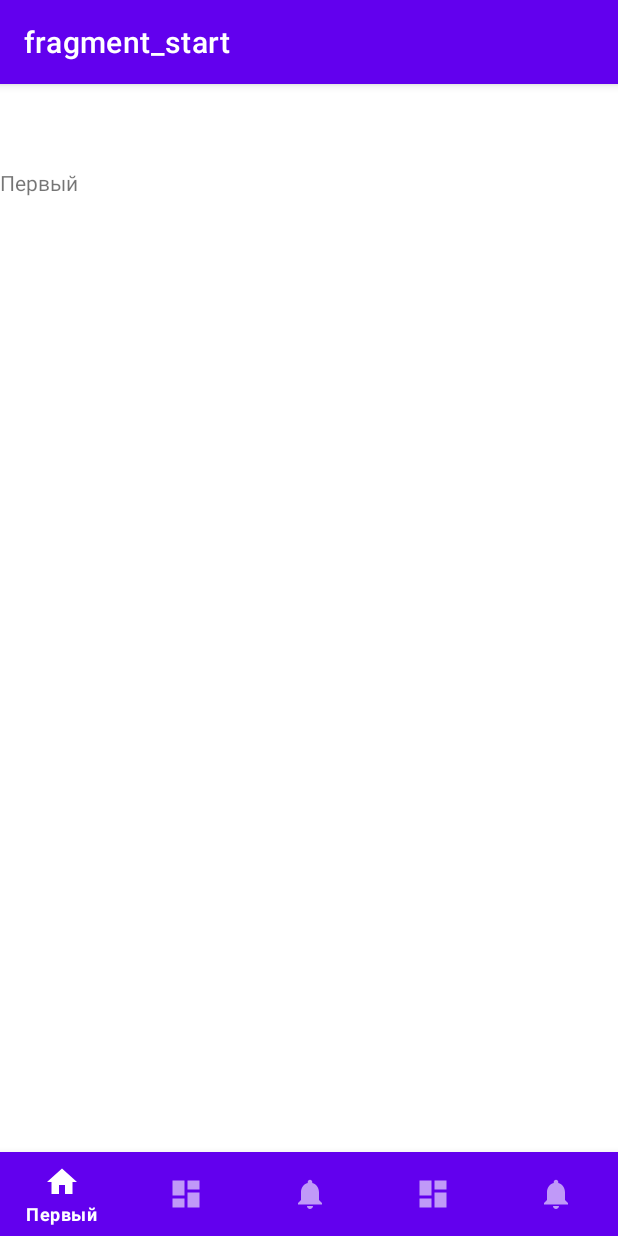
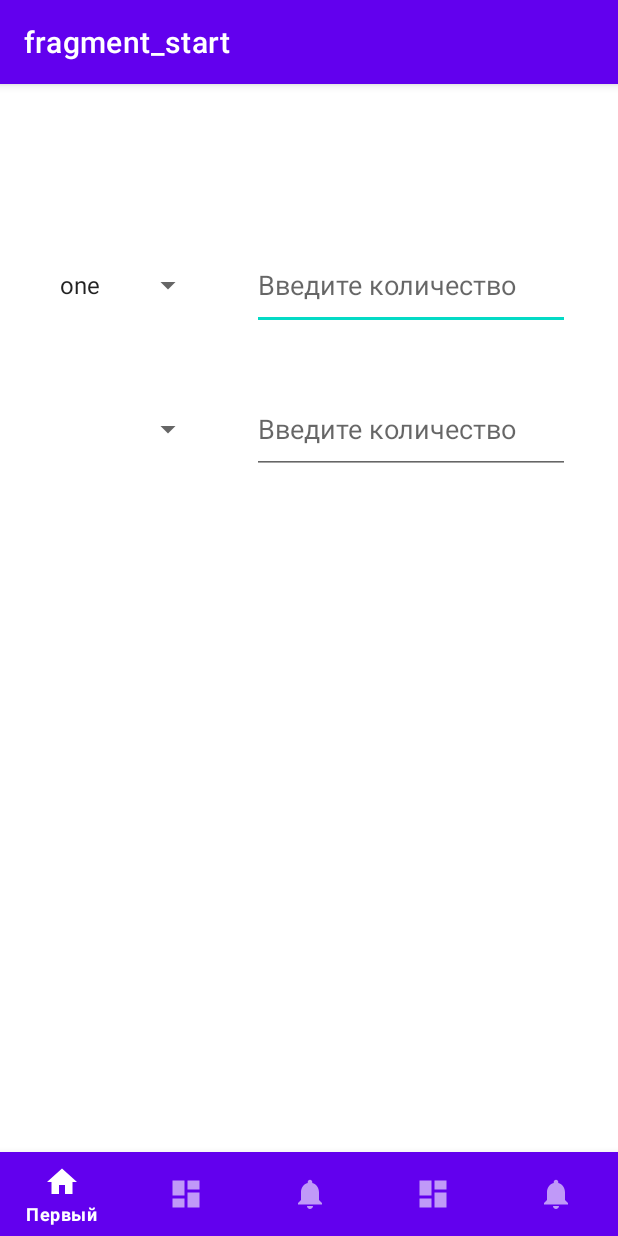
Before and after one commit to MiseikoDenis/Exchange, an Android app: the screen it shows after launch (MainActivity), on a phone screen of 412 x 824 dp. Run offline under Robolectric (Android 15) with nearby library versions, the phone set to English and light mode, and no system bars; our stand-ins replace Dagger/Hilt's generated code, Room's generated code, navigation-ui.

Commit message:
Наполнение главного фрагмента

```diff
--- a/app/src/main/java/com/example/exchange/api/NetworkCurrency.kt
+++ b/app/src/main/java/com/example/exchange/api/NetworkCurrency.kt
@@ -8,6 +8,8 @@ data class NetworkCurrency(
     val id: Int,
     @Json(name = "Cur_Name")
     val name: String,
+    @Json(name = "Cur_Abbreviation")
+    val abbreviation: String,
     @Json(name = "Cur_DateEnd")
     val dateEnd: String,
 )
--- a/app/src/main/java/com/example/exchange/database/CurrencyDatabaseEntity.kt
+++ b/app/src/main/java/com/example/exchange/database/CurrencyDatabaseEntity.kt
@@ -10,6 +10,7 @@ import com.example.exchange.models.Currency
 data class CurrencyDatabaseEntity(
     @PrimaryKey val id: Int,
     val name: String,
+    val abbreviation: String,
     @ColumnInfo(name = "date_end") val dateEnd: String,
     val rate: Double,
 )
@@ -21,6 +22,7 @@ fun List<CurrencyDatabaseEntity>.asDomainModel(): List<Currency> {
             name = it.name,
             dateEnd = it.dateEnd,
             rate = it.rate,
+            abbreviation = it.abbreviation
         )
     }
 }
--- a/app/src/main/java/com/example/exchange/models/Currency.kt
+++ b/app/src/main/java/com/example/exchange/models/Currency.kt
@@ -3,6 +3,7 @@ package com.example.exchange.models
 data class Currency(
     val id: Int,
     val name: String,
+    val abbreviation: String,
     val dateEnd: String,
     val rate: Double,
 )
--- a/app/src/main/java/com/example/exchange/presentation/currencies/CurrenciesFragment.kt
+++ b/app/src/main/java/com/example/exchange/presentation/currencies/CurrenciesFragment.kt
@@ -40,15 +40,11 @@ class CurrenciesFragment : Fragment(R.layout.fragment_currencies) {
             if (isNetworkError) onNetworkError()
         }
 
-        return binding.root
-    }
-
-    override fun onViewCreated(view: View, savedInstanceState: Bundle?) {
-        super.onViewCreated(view, savedInstanceState)
-
         viewModel.currenciesList.observe(viewLifecycleOwner) { list ->
             adapter.submitItem(list)
         }
+
+        return binding.root
     }
 
     private fun onNetworkError() {
--- a/app/src/main/java/com/example/exchange/presentation/start/StartFragment.kt
+++ b/app/src/main/java/com/example/exchange/presentation/start/StartFragment.kt
@@ -4,10 +4,9 @@ import android.os.Bundle
 import android.view.LayoutInflater
 import android.view.View
 import android.view.ViewGroup
+import android.widget.ArrayAdapter
 import androidx.fragment.app.Fragment
 import androidx.fragment.app.viewModels
-import androidx.navigation.fragment.findNavController
-import com.example.exchange.R
 import com.example.exchange.databinding.FragmentStartBinding
 
 class StartFragment : Fragment() {
@@ -26,12 +25,12 @@ class StartFragment : Fragment() {
         savedInstanceState: Bundle?
     ): View? {
         _binding = FragmentStartBinding.inflate(inflater, container, false)
+
+        val list = listOf("one")
+
+        binding.spinnerFirst.adapter = ArrayAdapter(requireContext(), android.R.layout.simple_spinner_item, list)
+
         return binding.root
-    }
-
-    override fun onViewCreated(view: View, savedInstanceState: Bundle?) {
-        super.onViewCreated(view, savedInstanceState)
-
     }
 
     override fun onDestroyView() {
--- a/app/src/main/java/com/example/exchange/repository/CurrenciesRepository.kt
+++ b/app/src/main/java/com/example/exchange/repository/CurrenciesRepository.kt
@@ -34,6 +34,7 @@ class CurrenciesRepository @Inject constructor(
                 CurrencyDatabaseEntity(
                     id = it.id,
                     name = it.name,
+                    abbreviation = it.abbreviation,
                     dateEnd = it.dateEnd,
                     rate = retrofitService.getExchangeRate(it.id).rate,
                 )
--- a/app/src/main/res/layout/fragment_start.xml
+++ b/app/src/main/res/layout/fragment_start.xml
@@ -4,11 +4,60 @@
     xmlns:tools="http://schemas.android.com/tools"
     android:layout_width="match_parent"
     android:layout_height="match_parent"
+    android:background="@color/white"
     tools:context=".presentation.start.StartFragment">
 
-    <TextView
+    <LinearLayout
+        android:id="@+id/currency_first"
         android:layout_width="match_parent"
-        android:layout_height="match_parent"
-        android:text="Первый" />
+        android:layout_height="wrap_content"
+        android:layout_marginTop="48dp"
+        app:layout_constraintStart_toStartOf="parent"
+        app:layout_constraintTop_toTopOf="parent"
+        android:orientation="horizontal">
+
+        <Spinner
+            android:id="@+id/spinner_first"
+            android:layout_width="104dp"
+            android:layout_height="60dp"
+            android:layout_marginStart="32dp" />
+
+        <EditText
+            android:id="@+id/edit_first"
+            android:layout_width="match_parent"
+            android:layout_height="match_parent"
+            android:layout_marginStart="32dp"
+            android:layout_marginEnd="32dp"
+            android:hint='Введите количество'
+            android:inputType="number|numberDecimal"
+            android:singleLine="false" />
+    </LinearLayout>
+
+    <LinearLayout
+        android:id="@+id/currency_second"
+        android:layout_width="match_parent"
+        android:layout_height="wrap_content"
+        android:layout_marginTop="96dp"
+        app:layout_constraintStart_toStartOf="parent"
+        app:layout_constraintTop_toTopOf="@id/currency_first"
+        android:orientation="horizontal">
+
+        <Spinner
+            android:id="@+id/spinner_second"
+            android:layout_width="104dp"
+            android:layout_height="60dp"
+            android:layout_marginStart="32dp" />
+
+        <EditText
+            android:id="@+id/edit_second"
+            android:layout_width="match_parent"
+            android:layout_height="match_parent"
+            android:layout_marginStart="32dp"
+            android:layout_marginEnd="32dp"
+            android:hint='Введите количество'
+            android:inputType="number|numberDecimal"
+            android:singleLine="false" />
+    </LinearLayout>
+
 
 </androidx.constraintlayout.widget.ConstraintLayout>
```
